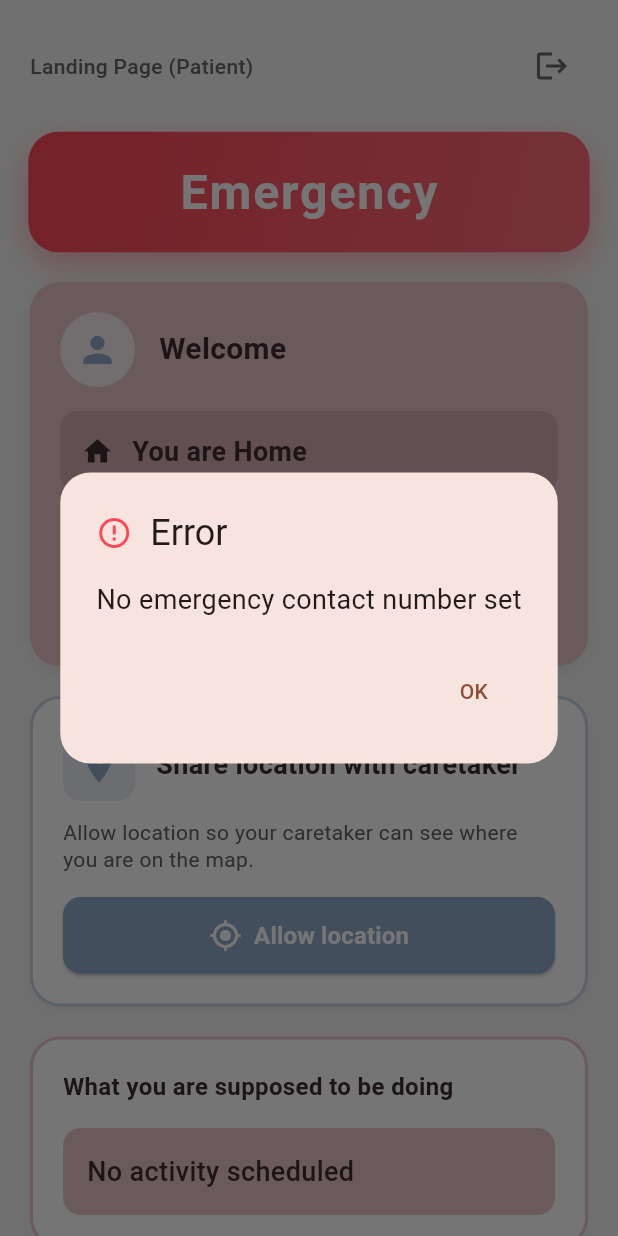
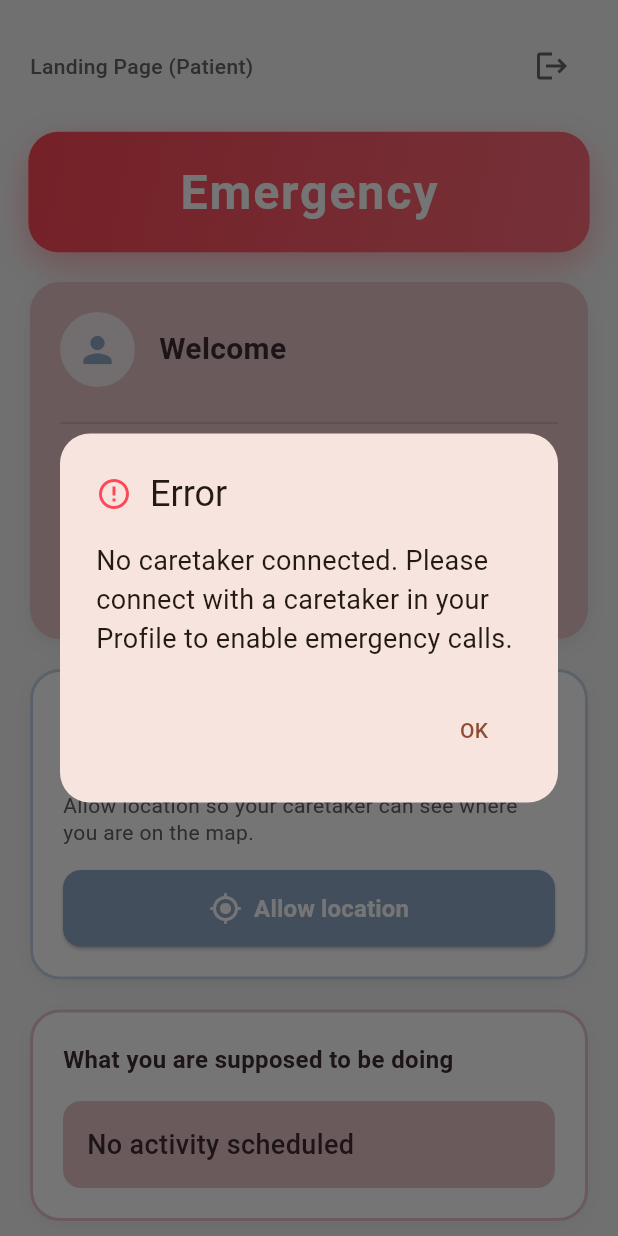
Before and after one commit to nk-glitch/cognicare, a Flutter app: the PatientHomePage screen opened directly, after a tap on "Emergency", on a phone screen of 412 x 824 dp. Run offline on Flutter 3.47's test engine with Material 3 defaults, Android fonts, the phone set to English and light mode, and no system bars; our stand-ins replace cloud_firestore, firebase_auth, firebase_core, firebase_messaging, flutter_local_notifications, flutter_map and 3 more; accounts and stored records are empty.

Commit message:
Caretaker emergency info is displayed.

```diff
--- a/lib/screens/patient/patient_home_page.dart
+++ b/lib/screens/patient/patient_home_page.dart
@@ -28,9 +28,8 @@ class _PatientHomePageState extends State<PatientHomePage>
   Timer? _reminderCheckTimer;
 
   String patientName = "Loading...";
-  String emergencyContactName = "Not set";
-  String emergencyContactPhone = "";
-  String currentLocation = "Loading...";
+  String caretakerName = "Not connected";
+  String caretakerPhone = "";
   String currentActivity = "No activity scheduled";
   List<Map<String, dynamic>> reminders = [];
   bool _isLoading = true;
@@ -268,14 +267,8 @@ class _PatientHomePageState extends State<PatientHomePage>
           });
         }
 
-        final patientData = await _authService.getPatientData(user.uid);
-        if (patientData != null) {
-          setState(() {
-            emergencyContactName = patientData['emergencyContact'] ?? 'Not set';
-            emergencyContactPhone = patientData['emergencyContactNumber'] ?? '';
-            currentLocation = patientData['address'] ?? 'Home';
-          });
-        }
+        // Load connected caretaker information
+        await _loadCaretakerInfo(user.uid);
 
         // Load today's reminders
         await _loadTodaysReminders(user.uid);
@@ -286,6 +279,43 @@ class _PatientHomePageState extends State<PatientHomePage>
     } finally {
       setState(() {
         _isLoading = false;
+      });
+    }
+  }
+
+  Future<void> _loadCaretakerInfo(String patientId) async {
+    try {
+      // Find accepted relationship with a caretaker
+      final relationshipSnapshot = await _firestore
+          .collection('patient_caretaker_relationships')
+          .where('patientId', isEqualTo: patientId)
+          .where('status', isEqualTo: 'accepted')
+          .limit(1)
+          .get();
+
+      if (relationshipSnapshot.docs.isNotEmpty) {
+        final relationship = relationshipSnapshot.docs.first.data();
+        final caretakerId = relationship['caretakerId'];
+
+        // Get caretaker user data
+        final caretakerData = await _authService.getUserData(caretakerId);
+        if (caretakerData != null) {
+          setState(() {
+            caretakerName = '${caretakerData['firstName']} ${caretakerData['lastName']}';
+            caretakerPhone = caretakerData['phone'] ?? '';
+          });
+        }
+      } else {
+        setState(() {
+          caretakerName = 'Not connected';
+          caretakerPhone = '';
+        });
+      }
+    } catch (e) {
+      print('Error loading caretaker info: $e');
+      setState(() {
+        caretakerName = 'Not connected';
+        caretakerPhone = '';
       });
     }
   }
@@ -328,7 +358,7 @@ class _PatientHomePageState extends State<PatientHomePage>
       final user = _authService.currentUser;
       if (user == null) return;
 
-      // Reload user and patient data
+      // Reload user data
       final userData = await _authService.getUserData(user.uid);
       if (userData != null && mounted) {
         setState(() {
@@ -336,17 +366,9 @@ class _PatientHomePageState extends State<PatientHomePage>
         });
       }
 
-      final patientData = await _authService.getPatientData(user.uid);
-      if (patientData != null && mounted) {
-        setState(() {
-          emergencyContactName = patientData['emergencyContact'] ?? 'Not set';
-          emergencyContactPhone = patientData['emergencyContactNumber'] ?? '';
-          currentLocation = patientData['address'] ?? 'Home';
-        });
-      }
-
-      // Reload reminders and check for pending ones
+      // Reload caretaker info and reminders
       await Future.wait([
+        _loadCaretakerInfo(user.uid),
         _loadTodaysReminders(user.uid),
         _checkForPendingReminders(),
       ]);
@@ -546,36 +568,10 @@ class _PatientHomePageState extends State<PatientHomePage>
             ],
           ),
           const SizedBox(height: 16),
-          Container(
-            padding: const EdgeInsets.all(14),
-            decoration: BoxDecoration(
-              color: const Color(0xFFD4ADB1),
-              borderRadius: BorderRadius.circular(12),
-            ),
-            child: Row(
-              children: [
-                const Icon(
-                  Icons.home,
-                  size: 22,
-                  color: Color(0xFF3D2C31),
-                ),
-                const SizedBox(width: 12),
-                Text(
-                  currentLocation.isEmpty ? 'You are Home' : currentLocation,
-                  style: const TextStyle(
-                    fontSize: 18,
-                    fontWeight: FontWeight.w600,
-                    color: Color(0xFF3D2C31),
-                  ),
-                ),
-              ],
-            ),
-          ),
-          const SizedBox(height: 16),
           const Divider(color: Color(0xFFD4ADB1), thickness: 1.5),
           const SizedBox(height: 12),
           const Text(
-            'Emergency Contact',
+            'Your Caretaker',
             style: TextStyle(
               fontSize: 15,
               fontWeight: FontWeight.bold,
@@ -584,14 +580,14 @@ class _PatientHomePageState extends State<PatientHomePage>
           ),
           const SizedBox(height: 8),
           Text(
-            emergencyContactName,
+            caretakerName,
             style: const TextStyle(
               fontSize: 16,
               color: Color(0xFF5A4046),
               fontWeight: FontWeight.w500,
             ),
           ),
-          if (emergencyContactPhone.isNotEmpty) ...[
+          if (caretakerPhone.isNotEmpty) ...[
             const SizedBox(height: 4),
             Row(
               children: [
@@ -602,7 +598,7 @@ class _PatientHomePageState extends State<PatientHomePage>
                 ),
                 const SizedBox(width: 6),
                 Text(
-                  emergencyContactPhone,
+                  caretakerPhone,
                   style: const TextStyle(
                     fontSize: 16,
                     color: Color(0xFF5A4046),
@@ -610,6 +606,36 @@ class _PatientHomePageState extends State<PatientHomePage>
                   ),
                 ),
               ],
+            ),
+          ],
+          if (caretakerPhone.isEmpty && caretakerName == 'Not connected') ...[
+            const SizedBox(height: 8),
+            Container(
+              padding: const EdgeInsets.all(12),
+              decoration: BoxDecoration(
+                color: const Color(0xFFD4ADB1),
+                borderRadius: BorderRadius.circular(12),
+              ),
+              child: Row(
+                children: [
+                  const Icon(
+                    Icons.info_outline,
+                    size: 20,
+                    color: Color(0xFF5A4046),
+                  ),
+                  const SizedBox(width: 8),
+                  Expanded(
+                    child: Text(
+                      'Connect with a caretaker in your Profile',
+                      style: TextStyle(
+                        fontSize: 14,
+                        color: Color(0xFF3D2C31),
+                        fontWeight: FontWeight.w500,
+                      ),
+                    ),
+                  ),
+                ],
+              ),
             ),
           ],
         ],
@@ -851,12 +877,12 @@ class _PatientHomePageState extends State<PatientHomePage>
   }
 
   void _handleEmergencyCall() async {
-    if (emergencyContactPhone.isEmpty) {
-      _showErrorDialog('No emergency contact number set');
+    if (caretakerPhone.isEmpty) {
+      _showErrorDialog('No caretaker connected. Please connect with a caretaker in your Profile to enable emergency calls.');
       return;
     }
 
-    final phoneNumber = emergencyContactPhone.replaceAll(RegExp(r'[^\d]'), '');
+    final phoneNumber = caretakerPhone.replaceAll(RegExp(r'[^\d]'), '');
     final uri = Uri(scheme: 'tel', path: phoneNumber);
 
     try {
```
Also changed, not shown: pubspec.lock.
